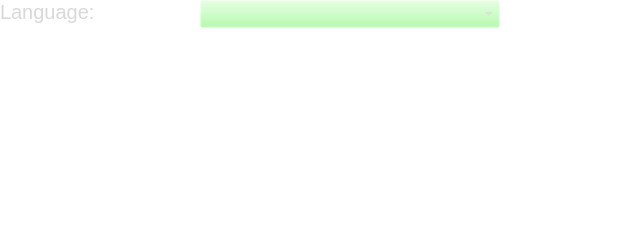
Lerentis/ROAI, file src/ui/roapagewelcome.ui: the form before one commit.
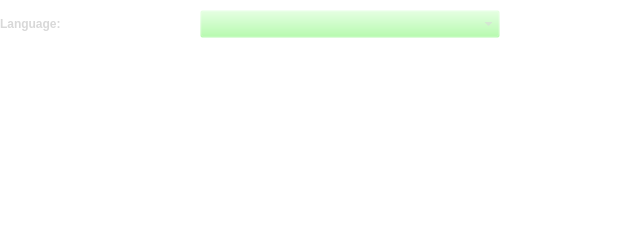
The form after the commit.

Diff of the .ui file:
```diff
--- a/src/ui/roapagewelcome.ui
+++ b/src/ui/roapagewelcome.ui
@@ -33,7 +33,7 @@
    <property name="geometry">
     <rect>
      <x>200</x>
-     <y>0</y>
+     <y>10</y>
      <width>300</width>
      <height>28</height>
     </rect>
@@ -44,37 +44,27 @@
      <height>22</height>
     </size>
    </property>
-   <property name="font">
-    <font>
-     <family>Ubuntu</family>
-     <pointsize>-1</pointsize>
-    </font>
-   </property>
    <property name="styleSheet">
-    <string notr="true">color: rgb(216, 216, 216);
-font-size: 20px;
-font-family: &quot;Ubuntu&quot;;</string>
+    <string notr="true">color: rgb(216, 216, 216);</string>
    </property>
   </widget>
   <widget class="QLabel" name="qlLanguage">
    <property name="geometry">
     <rect>
      <x>0</x>
-     <y>0</y>
+     <y>10</y>
      <width>200</width>
-     <height>24</height>
+     <height>28</height>
     </rect>
    </property>
    <property name="font">
     <font>
-     <family>Ubuntu</family>
-     <pointsize>-1</pointsize>
+     <weight>75</weight>
+     <bold>true</bold>
     </font>
    </property>
    <property name="styleSheet">
-    <string notr="true">color: rgb(216, 216, 216);
-font-size: 20px;
-font-family: &quot;Ubuntu&quot;;</string>
+    <string notr="true">color: rgb(216, 216, 216);</string>
    </property>
    <property name="text">
     <string>Language:</string>
```
